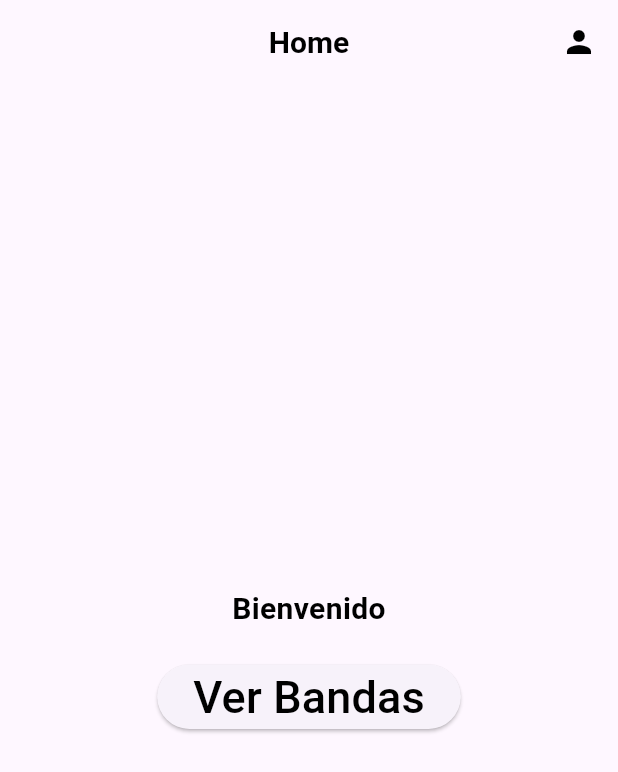
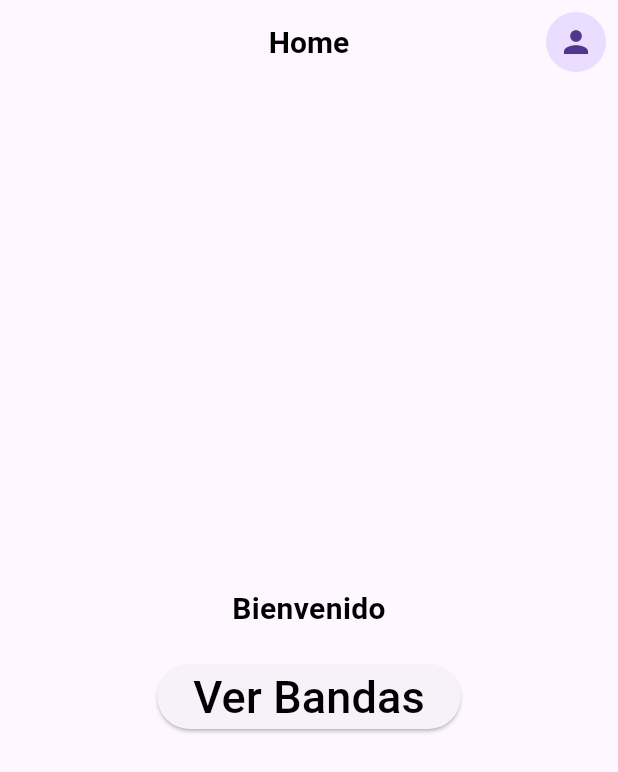
Before and after one commit to Matias0111a/DAP_CHMATI, a Flutter app: the HomeScreen screen opened by its route, on a phone screen of 412 x 824 dp. Shown: the top 772 px of the screen. Run offline on Flutter 3.47's test engine with Material 3 defaults, Android fonts, the phone set to English and light mode, and no system bars; our stand-ins replace cloud_firestore, firebase_auth, firebase_core, flutter_riverpod, go_router, google_sign_in; accounts and stored records are empty.

Commit message:
Update home_screen.dart

```diff
--- a/tp0login_home/loginhome1/lib/presentation/screens/home_screen.dart
+++ b/tp0login_home/loginhome1/lib/presentation/screens/home_screen.dart
@@ -1,18 +1,49 @@
 import 'package:flutter/material.dart';
 import 'package:go_router/go_router.dart';
 import 'package:firebase_auth/firebase_auth.dart';
+import 'package:flutter_riverpod/flutter_riverpod.dart';
 import 'package:loginhome1/presentation/providers/auth_service.dart';
+import 'package:loginhome1/entities/user.dart';
+import 'package:loginhome1/presentation/providers/user_provider.dart';
 
-class HomeScreen extends StatelessWidget {
+class HomeScreen extends ConsumerStatefulWidget {
   static const String name = 'home';
   const HomeScreen({super.key});
 
   @override
+  ConsumerState<HomeScreen> createState() => _HomeScreenState();
+}
+
+class _HomeScreenState extends ConsumerState<HomeScreen> {
+  bool showProfile = false;
+  bool editing = false;
+  final TextEditingController _nameController = TextEditingController();
+  final TextEditingController _detailsController = TextEditingController();
+
+  @override
   Widget build(BuildContext context) {
     final user = FirebaseAuth.instance.currentUser;
-    final userName =
-        user?.displayName ?? user?.email?.split('@').first ?? 'Invitado';
+
+    // Obtenemos el usuario actual desde Firestore si existe
+    final userList = ref.watch(userProvider);
+    final currentUser =
+        userList.firstWhere((u) => u.uid == user?.uid, orElse: () {
+      return UserLogin(
+        user?.displayName ?? user?.email?.split('@').first ?? 'Invitado',
+        '',
+        uid: user?.uid,
+      );
+    });
+
+    // Usa el nombre de currentUser (desde Firestore) en lugar de displayName
+    final userName = currentUser.userName;
     final photoUrl = user?.photoURL;
+
+    // Actualizamos los controladores al entrar en perfil
+    if (showProfile && !editing) {
+      _nameController.text = currentUser.userName;
+      _detailsController.text = currentUser.details;
+    }
 
     return Scaffold(
       appBar: AppBar(
@@ -25,51 +56,48 @@ class HomeScreen extends StatelessWidget {
         ),
         actions: [
           Padding(
-            padding: const EdgeInsets.only(right: 8.0),
+            padding: const EdgeInsets.all(8.0),
             child: PopupMenuButton<String>(
-              tooltip: 'Perfil',
-              onSelected: (value) async {
-                if (value == 'signout') {
-                  try {
+              child: CircleAvatar(
+                backgroundImage:
+                    photoUrl != null ? NetworkImage(photoUrl) : null,
+                child: photoUrl == null ? const Icon(Icons.person) : null,
+              ),
+              itemBuilder: (BuildContext context) => <PopupMenuEntry<String>>[
+                PopupMenuItem<String>(
+                  value: 'profile',
+                  child: const Text('Perfil'),
+                  onTap: () => setState(() => showProfile = true),
+                ),
+                PopupMenuItem<String>(
+                  value: 'logout',
+                  child: const Text('Cerrar sesión'),
+                  onTap: () async {
                     await AuthService().signOut();
-                    // Cierra sesión y navega al login
-                    if (context.mounted) GoRouter.of(context).go('/login');
-                  } catch (e) {
-                    if (context.mounted) {
-                      ScaffoldMessenger.of(context).showSnackBar(
-                        SnackBar(content: Text('Error al cerrar sesión: $e')),
-                      );
-                    }
-                  }
+                    if (mounted) {
+                      GoRouter.of(context).go('/login');
                     }
                   },
-              itemBuilder: (context) => <PopupMenuEntry<String>>[
-                PopupMenuItem<String>(
-                  value: 'profile',
-                  child: Text("Perfil"),
-                ),
-                const PopupMenuItem<String>(
-                  value: 'signout',
-                  child: Text('Cerrar sesión'),
                 ),
               ],
-              child: CircleAvatar(
-                radius: 18,
-                backgroundColor: Colors.transparent,
-                backgroundImage:
-                    photoUrl != null ? NetworkImage(photoUrl) : null,
-                child: photoUrl == null
-                    ? const Icon(Icons.person, color: Colors.black)
-                    : null,
-              ),
             ),
           ),
         ],
       ),
+      body: Center(
+        child: AnimatedSwitcher(
+          duration: const Duration(milliseconds: 300),
+          child: showProfile
+              ? _buildProfileView(currentUser, user)
+              : _buildMainView(userName, context),
+        ),
+      ),
+    );
+  }
 
-      // --- Cuerpo principal ---
-      body: Center(
-        child: Column(
+  Widget _buildMainView(String userName, BuildContext context) {
+    return Column(
+      key: const ValueKey('main'),
       mainAxisAlignment: MainAxisAlignment.center,
       children: [
         Text(
@@ -82,8 +110,6 @@ class HomeScreen extends StatelessWidget {
           ),
         ),
         const SizedBox(height: 20),
-
-            // --- Botón para ir a Bandas ---
         ElevatedButton(
           onPressed: () {
             GoRouter.of(context).go('/bandas');
@@ -94,7 +120,52 @@ class HomeScreen extends StatelessWidget {
           ),
         ),
       ],
+    );
+  }
+
+  Widget _buildProfileView(UserLogin currentUser, User? authUser) {
+    return SingleChildScrollView(
+      key: const ValueKey('profile'),
+      padding: const EdgeInsets.all(20),
+      child: Column(
+        children: [
+          CircleAvatar(
+            radius: 50,
+            backgroundImage:
+                authUser?.photoURL != null ? NetworkImage(authUser!.photoURL!) : null,
+            child: authUser?.photoURL == null ? const Icon(Icons.person, size: 50) : null,
           ),
+          const SizedBox(height: 20),
+          TextField(
+            controller: _nameController,
+            decoration: const InputDecoration(labelText: 'Nombre de usuario'),
+          ),
+          const SizedBox(height: 15),
+          TextField(
+            controller: _detailsController,
+            decoration: const InputDecoration(labelText: 'Detalles'),
+          ),
+          const SizedBox(height: 20),
+          ElevatedButton(
+            onPressed: () async {
+              final updatedUser = UserLogin(
+                _nameController.text,
+                _detailsController.text,
+                uid: currentUser.uid,
+              );
+              await ref.read(userProvider.notifier).updateUser(updatedUser);
+              setState(() {
+                showProfile = false;
+              });
+            },
+            child: const Text('Guardar cambios'),
+          ),
+          const SizedBox(height: 10),
+          ElevatedButton(
+            onPressed: () => setState(() => showProfile = false),
+            child: const Text('Volver'),
+          ),
+        ],
       ),
     );
   }
```
Lines whose indentation alone changed are shown as unchanged.
